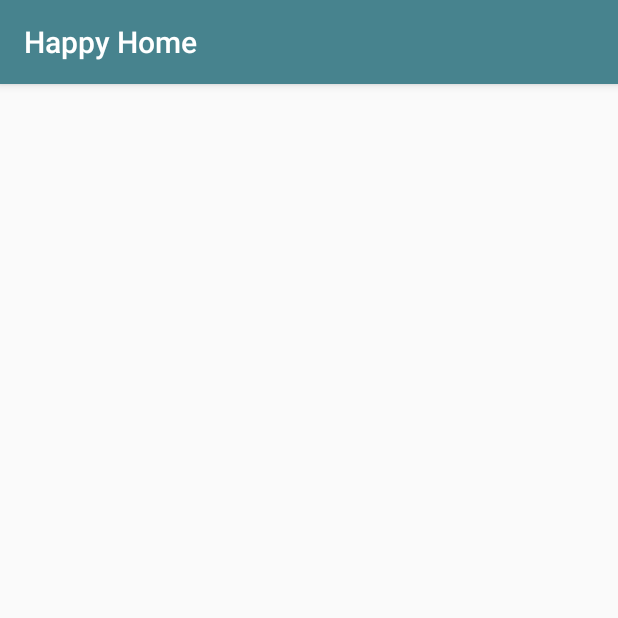
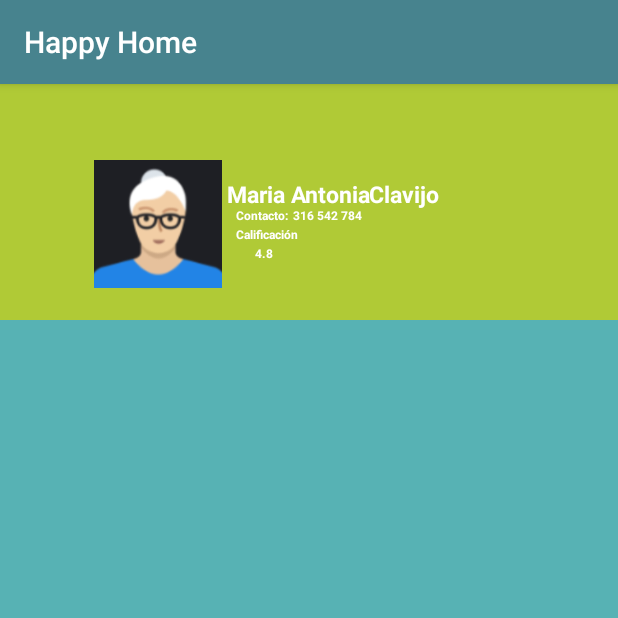
Before and after one commit to dianaitr/ProyectoAppsMoviles, an Android app: the DisponibilidadEmpleadoActivity screen opened directly, with no data from a screen before it, on a phone screen of 412 x 824 dp, the top half of it. Run offline under Robolectric (Android 15) with nearby library versions, the phone set to English and light mode, and no system bars.

```diff
--- a/app/src/main/res/layout/activity_disponibilidad_empleado.xml
+++ b/app/src/main/res/layout/activity_disponibilidad_empleado.xml
@@ -6,8 +6,98 @@
     android:layout_height="match_parent"
     tools:context=".employee_activities.DisponibilidadEmpleadoActivity"
     android:orientation="vertical"
+    android:background="#57B2B4"
+    >
 
-    >
+    <RelativeLayout
+        android:layout_width="70mm"
+        android:layout_height="25mm"
+        android:orientation="vertical"
+        android:background="#B0CA36"
+        >
+
+        <ImageView
+            android:id="@+id/person2_imagen"
+            android:layout_width="85dp"
+            android:layout_height="85dp"
+            android:layout_marginLeft="10mm"
+            android:layout_marginTop="8mm"
+            android:background="@drawable/person2"/>
+
+        <TextView
+            android:id="@+id/tv_nameEmpleado"
+            android:layout_width="100dp"
+            android:layout_height="25dp"
+            android:layout_marginLeft="24mm"
+            android:layout_marginTop="10mm"
+            android:text="Maria Antonia"
+            android:textSize="15dp"
+            android:textStyle="bold"
+            android:textColor="#ffff"/>
+        <TextView
+            android:id="@+id/tv_apellidoEmpleado"
+            android:layout_width="100dp"
+            android:layout_height="25dp"
+            android:layout_marginLeft="39mm"
+            android:layout_marginTop="10mm"
+            android:text="Clavijo"
+            android:textSize="15dp"
+            android:textStyle="bold"
+            android:textColor="#ffff"/>
+
+        <TextView
+            android:id="@+id/tv_telefonoEmpleado"
+            android:layout_width="100dp"
+            android:layout_height="25dp"
+            android:layout_marginLeft="25mm"
+            android:layout_marginTop="13mm"
+            android:text="Contacto:"
+            android:textSize="8dp"
+            android:textStyle="bold"
+            android:textColor="#fff"/>
+
+        <TextView
+
+            android:layout_width="100dp"
+            android:layout_height="25dp"
+            android:layout_marginLeft="31mm"
+            android:layout_marginTop="13mm"
+            android:text="316 542 784"
+
+            android:textSize="8dp"
+            android:textStyle="bold"
+            android:textColor="#ffff"
+            android:id="@+id/tv_numeroTelEmpleado"/>
+
+        <TextView
+
+            android:layout_width="100dp"
+            android:layout_height="25dp"
+            android:layout_marginLeft="25mm"
+            android:layout_marginTop="15mm"
+            android:text="Calificación"
+
+            android:textSize="8dp"
+            android:textStyle="bold"
+            android:textColor="#ffff"/>
+
+        <TextView
+            android:id="@+id/tv_numeroCalificacionEmpleado"
+            android:layout_width="30dp"
+            android:layout_height="25dp"
+            android:layout_marginLeft="27mm"
+            android:layout_marginTop="17mm"
+            android:text="4.8"
+            android:textSize="8dp"
+            android:textStyle="bold"
+            android:textColor="#fff"/>
+
+
+    </RelativeLayout>
+
+
+
+
 
 
 
```
